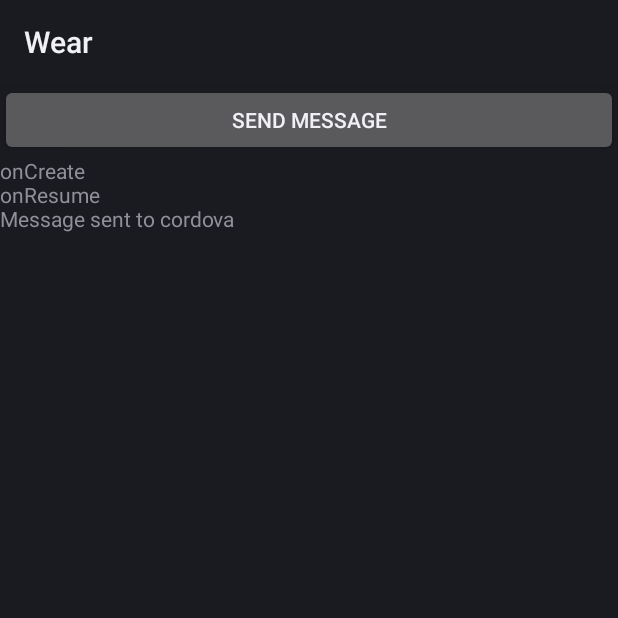
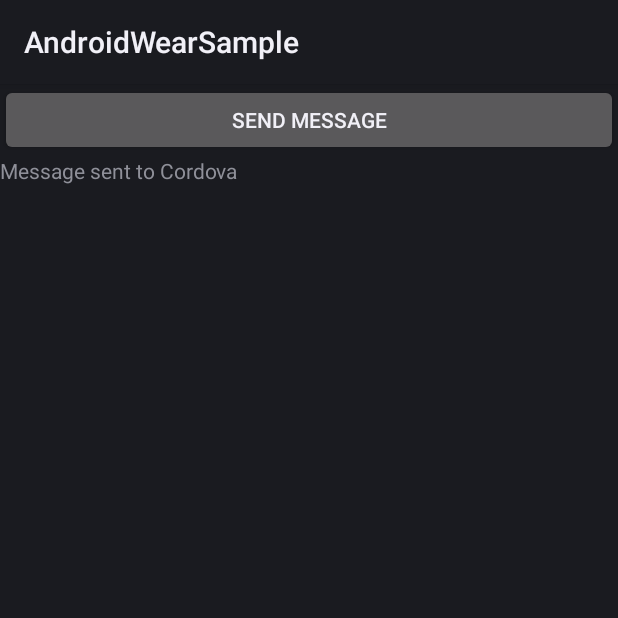
Before and after one commit to tgardner/cordova-androidwear-example, an Android app: the screen it shows after launch (MainActivity), after a tap on "SEND MESSAGE", on a phone screen of 412 x 824 dp, the top half of it. Run offline under Robolectric (Android 15) with nearby library versions, the phone set to English and light mode, and no system bars; 4 statements that could not run were skipped.

```diff
--- a/wear/app/build.gradle
+++ b/wear/app/build.gradle
@@ -22,6 +22,7 @@ android {
 
 dependencies {
     compile fileTree(dir: 'libs', include: ['*.jar'])
+    //noinspection GradleCompatible
     compile 'com.android.support:wear:27.0.2'
     compile 'com.google.android.support:wearable:2.1.0'
     provided 'com.google.android.wearable:wearable:2.1.0'
--- a/wear/app/src/main/java/io/cordova/hellocordova/MainActivity.java
+++ b/wear/app/src/main/java/io/cordova/hellocordova/MainActivity.java
@@ -19,7 +19,6 @@ import com.google.android.gms.wearable.MessageEvent;
 import com.google.android.gms.wearable.Node;
 import com.google.android.gms.wearable.Wearable;
 
-import java.util.Arrays;
 import java.util.List;
 import java.util.concurrent.ExecutionException;
 
@@ -27,8 +26,9 @@ public class MainActivity extends Activity implements
         MessageClient.OnMessageReceivedListener,
         CapabilityClient.OnCapabilityChangedListener {
 
+    public static final String MESSAGE_PATH = "/NewMessage";
+
     private TextView mTextView;
-    private Context mContext;
 
     @Override
     protected void onCreate(Bundle savedInstanceState) {
@@ -38,19 +38,15 @@ public class MainActivity extends Activity implements
         mTextView = findViewById(R.id.text);
         Button mButton = findViewById(R.id.button);
 
-        mContext = this;
-
         getWindow().addFlags(WindowManager.LayoutParams.FLAG_KEEP_SCREEN_ON);
 
         mButton.setOnClickListener(new View.OnClickListener() {
             @Override
             public void onClick(View view) {
                 (new Thread(new MessageRunnable())).start();
-                logMessage("Message sent to cordova");
+                logMessage("Message sent to Cordova");
             }
         });
-
-        logMessage("onCreate");
     }
 
     @Override
@@ -63,8 +59,6 @@ public class MainActivity extends Activity implements
         Wearable.getCapabilityClient(this)
                 .addListener(
                         this, Uri.parse("wear://"), CapabilityClient.FILTER_REACHABLE);
-
-        logMessage("onResume");
     }
 
     @Override
@@ -87,12 +81,14 @@ public class MainActivity extends Activity implements
 
     @Override
     public void onMessageReceived(@NonNull MessageEvent messageEvent) {
-        logMessage(Arrays.toString(messageEvent.getData()));
+        if(messageEvent.getPath().equals(MESSAGE_PATH)) {
+            logMessage(new String(messageEvent.getData()));
+        }
     }
 
     @Override
     public void onCapabilityChanged(@NonNull CapabilityInfo capabilityInfo) {
-        logMessage(capabilityInfo.toString());
+        logMessage("onCapabilityChanged: " + capabilityInfo.getName());
     }
 
     private class MessageRunnable implements Runnable {
@@ -100,13 +96,14 @@ public class MainActivity extends Activity implements
         @Override
         public void run() {
             try {
+                Context mContext = getApplicationContext();
                 List<Node> nodes =
-                        Tasks.await(Wearable.getNodeClient(getApplicationContext())
+                        Tasks.await(Wearable.getNodeClient(mContext)
                                 .getConnectedNodes());
 
                 for (Node node : nodes) {
                     Task<Integer> messageTask = Wearable.getMessageClient(mContext).sendMessage(node.getId(),
-                            Constants.MESSAGE_RECEIVED_PATH, "Hello from AndroidWear".getBytes());
+                            MESSAGE_PATH, "Hello from AndroidWear".getBytes());
                     Tasks.await(messageTask);
                 }
             } catch (ExecutionException | InterruptedException e) {
@@ -114,9 +111,4 @@ public class MainActivity extends Activity implements
             }
         }
     }
-
-    @Override
-    protected void onDestroy() {
-        super.onDestroy();
-    }
 }
--- a/wear/app/src/main/res/values/strings.xml
+++ b/wear/app/src/main/res/values/strings.xml
@@ -1,5 +1,5 @@
 <resources>
-    <string name="app_name">Wear</string>
+    <string name="app_name">AndroidWearSample</string>
     <string name="hello_round">Hello Round World!</string>
     <string name="hello_square">Hello Square World!</string>
 </resources>
--- /dev/null
+++ b/wear/app/src/main/res/values/wear.xml
@@ -0,0 +1,5 @@
+<resources>
+    <string-array name="android_wear_capabilities" translatable="false">
+        <item>cordova_messaging</item>
+    </string-array>
+</resources>
```
Also changed, not shown: wear/app/src/main/AndroidManifest.xml (+0 -8 lines), wear/app/src/main/java/io/cordova/hellocordova/Constants.java (deleted, +0 -10 lines), wear/app/src/main/java/io/cordova/hellocordova/WearListenerService.java (deleted, +0 -33 lines), 2 other files.
